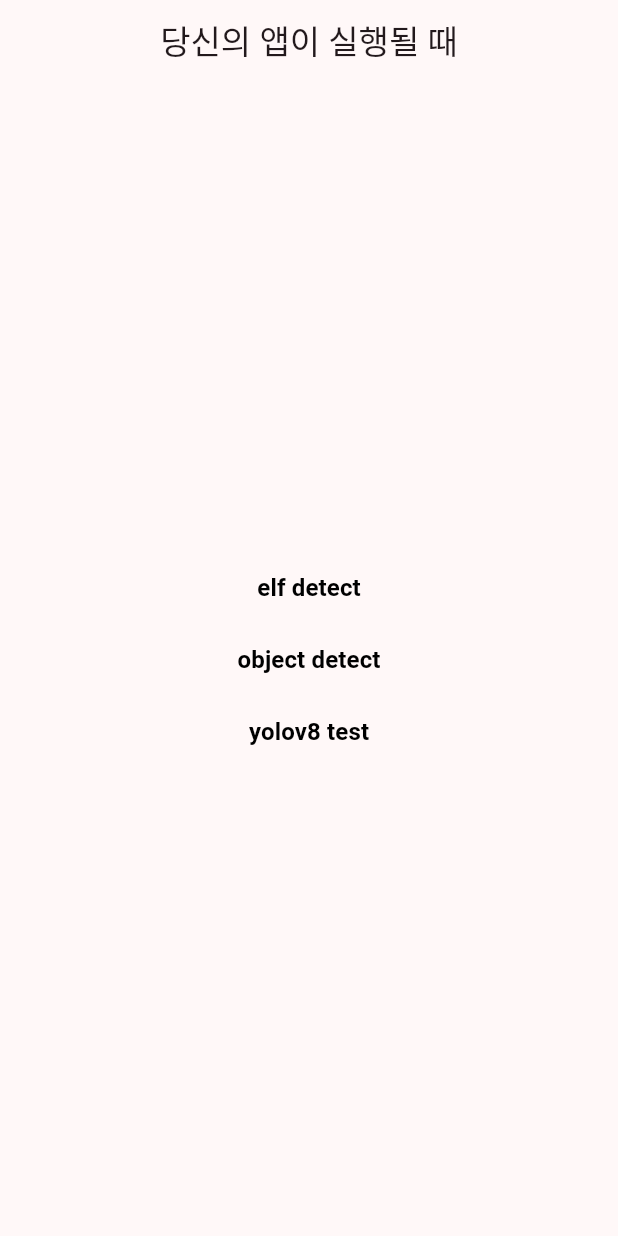
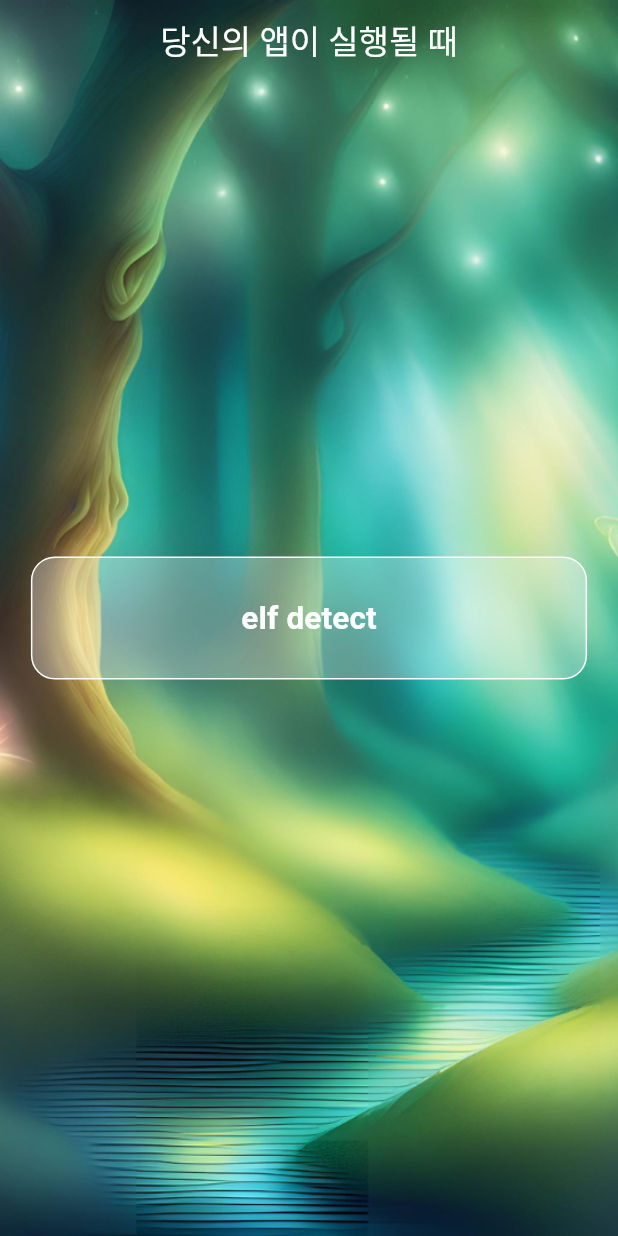
Before and after one commit to whenyourapprun/AreYouElf, a Flutter app: the screen it shows after launch, on a phone screen of 412 x 824 dp. Run offline on Flutter 3.47's test engine with Material 3 defaults, Android fonts, the light colour scheme and no system bars; our stand-ins replace camera, google_fonts; missing offline and left inert: exif, google_mlkit_commons, google_mlkit_face_detection, pytorch_lite, tflite_flutter.

Commit message:
홈 화면 배경 추가

```diff
--- a/lib/pages/home_page.dart
+++ b/lib/pages/home_page.dart
@@ -12,17 +12,39 @@ class HomePage extends StatelessWidget {
   Widget build(BuildContext context) {
     ScreenParams.screenSize = MediaQuery.sizeOf(context);
     return Scaffold(
-      // key: GlobalKey(),
-      // backgroundColor: Colors.black,
       appBar: AppBar(
-        title: const Text('당신의 앱이 실행될 때'),
+        title: const Text(
+          '당신의 앱이 실행될 때',
+          style: TextStyle(color: Colors.white),
+        ),
         centerTitle: true,
+        backgroundColor: Colors.transparent,
       ),
-      body: Column(
+      extendBodyBehindAppBar: true,
+      extendBody: true,
+      body: Stack(
+        children: [
+          Image.asset(
+            'assets/images/elf_bg_1.png',
+            fit: BoxFit.cover,
+            width: double.infinity,
+            height: double.infinity,
+          ),
+          Column(
             mainAxisAlignment: MainAxisAlignment.center,
             children: [
               SizedBox(width: MediaQuery.of(context).size.width),
-          TextButton(
+              Container(
+                width: MediaQuery.of(context).size.width * 0.9,
+                padding: const EdgeInsets.all(16),
+                decoration: BoxDecoration(
+                  color: Colors.white30,
+                  border: Border.all(
+                    color: Colors.white,
+                  ),
+                  borderRadius: const BorderRadius.all(Radius.circular(16)),
+                ),
+                child: TextButton(
                   onPressed: () {
                     Navigator.of(context).push(
                       MaterialPageRoute(
@@ -32,34 +54,41 @@ class HomePage extends StatelessWidget {
                   },
                   child: const Text(
                     'elf detect',
-              style: textButtonStyle,
+                    style: TextStyle(
+                      color: Colors.white,
+                      fontSize: 21,
+                      fontWeight: FontWeight.bold,
                     ),
                   ),
-          TextButton(
-            onPressed: () {
-              Navigator.of(context).push(
-                MaterialPageRoute(
-                  builder: (context) => const ObjectDetectPage(),
-                ),
-              );
-            },
-            child: const Text(
-              'object detect',
-              style: textButtonStyle,
                 ),
               ),
-          TextButton(
-            onPressed: () {
-              Navigator.of(context).push(
-                MaterialPageRoute(
-                  builder: (context) => const TestPage(),
-                ),
-              );
-            },
-            child: const Text(
-              'yolov8 test',
-              style: textButtonStyle,
-            ),
+              // TextButton(
+              //   onPressed: () {
+              //     Navigator.of(context).push(
+              //       MaterialPageRoute(
+              //         builder: (context) => const ObjectDetectPage(),
+              //       ),
+              //     );
+              //   },
+              //   child: const Text(
+              //     'object detect',
+              //     style: textButtonStyle,
+              //   ),
+              // ),
+              // TextButton(
+              //   onPressed: () {
+              //     Navigator.of(context).push(
+              //       MaterialPageRoute(
+              //         builder: (context) => const TestPage(),
+              //       ),
+              //     );
+              //   },
+              //   child: const Text(
+              //     'yolov8 test',
+              //     style: textButtonStyle,
+              //   ),
+              // ),
+            ],
           ),
         ],
       ),
```
Lines whose indentation alone changed are shown as unchanged.
